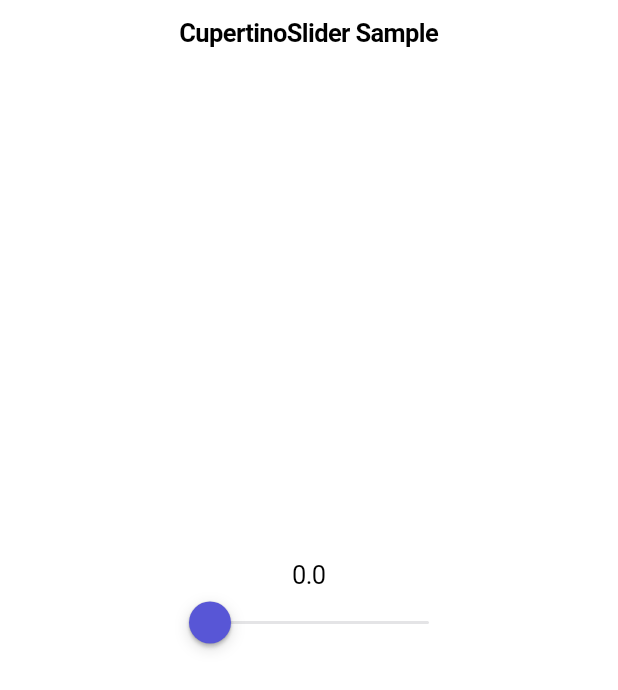
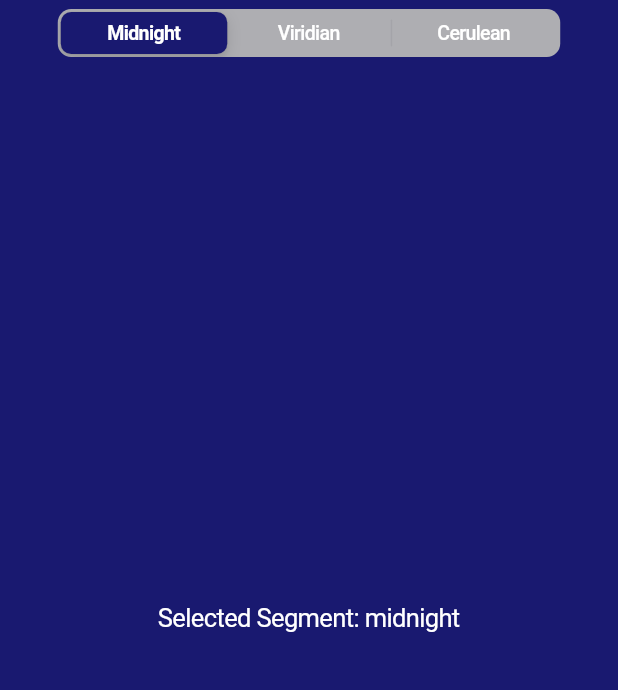
Before and after one commit to vika41130/flutter_lab, a Flutter app: the screen it shows after launch, on a phone screen of 412 x 824 dp. Shown: the top 690 px of the screen. Run offline on Flutter 3.47's test engine with Material 2 defaults, Android fonts, the phone set to English and light mode, and no system bars.

Commit message:
CupertinoSlidingSegmentedControl

```diff
--- a/lib/main.dart
+++ b/lib/main.dart
@@ -3,6 +3,14 @@ import 'package:flutter/cupertino.dart';
 void main() {
   runApp(const MyApp());
 }
+
+enum Sky { midnight, viridian, cerulean }
+
+Map<Sky, Color> skyColors = <Sky, Color>{
+  Sky.midnight: const Color(0xff191970),
+  Sky.viridian: const Color(0xff40826d),
+  Sky.cerulean: const Color(0xff007ba7),
+};
 
 class MyApp extends StatelessWidget {
   const MyApp({super.key});
@@ -12,70 +20,67 @@ class MyApp extends StatelessWidget {
     return const CupertinoApp(
       debugShowCheckedModeBanner: false,
       theme: CupertinoThemeData(brightness: Brightness.light),
-      home: CupertinoSliderExample(),
+      home: SegmentedControlExample(),
     );
   }
 }
 
-class CupertinoSliderExample extends StatefulWidget {
-  const CupertinoSliderExample({super.key});
+class SegmentedControlExample extends StatefulWidget {
+  const SegmentedControlExample({super.key});
 
   @override
-  State<CupertinoSliderExample> createState() => _CupertinoSliderExampleState();
+  State<SegmentedControlExample> createState() =>
+      _SegmentedControlExampleState();
 }
 
-class _CupertinoSliderExampleState extends State<CupertinoSliderExample> {
-  double _currentSliderValue = 0.0;
-  String? _sliderStatus;
+class _SegmentedControlExampleState extends State<SegmentedControlExample> {
+  Sky _selectedSegment = Sky.midnight;
 
   @override
   Widget build(BuildContext context) {
     return CupertinoPageScaffold(
-      navigationBar: const CupertinoNavigationBar(
-        middle: Text('CupertinoSlider Sample'),
+      backgroundColor: skyColors[_selectedSegment],
+      navigationBar: CupertinoNavigationBar(
+        middle: CupertinoSlidingSegmentedControl<Sky>(
+          backgroundColor: CupertinoColors.systemGrey2,
+          thumbColor: skyColors[_selectedSegment]!,
+          groupValue: _selectedSegment,
+          onValueChanged: (Sky? value) {
+            if (value != null) {
+              setState(() {
+                _selectedSegment = value;
+              });
+            }
+          },
+          children: const <Sky, Widget>{
+            Sky.midnight: Padding(
+              padding: EdgeInsets.symmetric(horizontal: 20),
+              child: Text(
+                'Midnight',
+                style: TextStyle(color: CupertinoColors.white),
+              ),
+            ),
+            Sky.viridian: Padding(
+              padding: EdgeInsets.symmetric(horizontal: 20),
+              child: Text(
+                'Viridian',
+                style: TextStyle(color: CupertinoColors.white),
+              ),
+            ),
+            Sky.cerulean: Padding(
+              padding: EdgeInsets.symmetric(horizontal: 20),
+              child: Text(
+                'Cerulean',
+                style: TextStyle(color: CupertinoColors.white),
+              ),
+            ),
+          },
+        ),
       ),
       child: Center(
-        child: Column(
-          mainAxisSize: MainAxisSize.min,
-          children: <Widget>[
-            // Display the current slider value.
-            Text('$_currentSliderValue'),
-            CupertinoSlider(
-              key: const Key('slider'),
-              value: _currentSliderValue,
-              // This allows the slider to jump between divisions.
-              // If null, the slide movement is continuous.
-              divisions: 5,
-              // The maximum slider value
-              max: 100,
-              activeColor: CupertinoColors.systemRed,
-              thumbColor: CupertinoColors.systemIndigo,
-              // This is called when sliding is started.
-              onChangeStart: (double value) {
-                setState(() {
-                  _sliderStatus = 'Sliding';
-                });
-              },
-              // This is called when sliding has ended.
-              onChangeEnd: (double value) {
-                setState(() {
-                  _sliderStatus = 'Finished sliding';
-                });
-              },
-              // This is called when slider value is changed.
-              onChanged: (double value) {
-                setState(() {
-                  _currentSliderValue = value;
-                });
-              },
-            ),
-            Text(
-              _sliderStatus ?? '',
-              style: CupertinoTheme.of(context).textTheme.textStyle.copyWith(
-                    fontSize: 12,
-                  ),
-            ),
-          ],
+        child: Text(
+          'Selected Segment: ${_selectedSegment.name}',
+          style: const TextStyle(color: CupertinoColors.white),
         ),
       ),
     );
```
